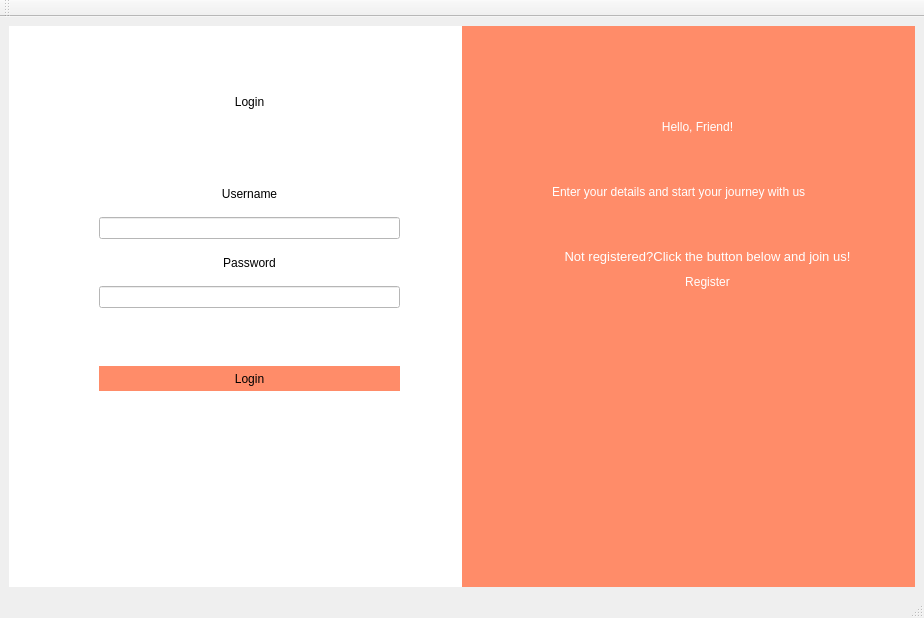
Above: stacked.ui from acordi96/ProgrammazioneDiSistema-SharedEditor-Client before the change. Below: the same form after it.
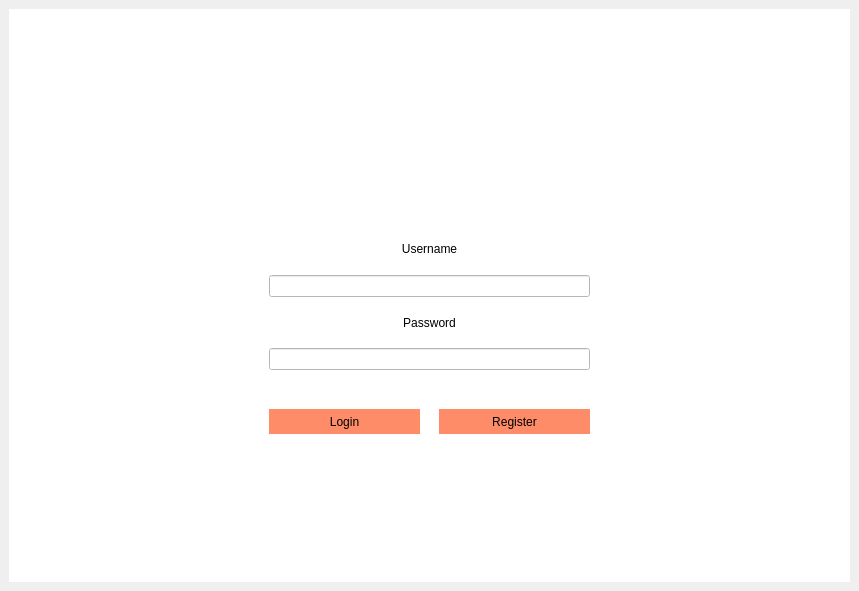
That is the form after the change. Icons and pictures are not drawn.

```diff
--- a/stacked.ui
+++ b/stacked.ui
@@ -6,10 +6,16 @@
    <rect>
     <x>0</x>
     <y>0</y>
-    <width>924</width>
-    <height>618</height>
+    <width>859</width>
+    <height>591</height>
    </rect>
   </property>
+  <property name="sizePolicy">
+   <sizepolicy hsizetype="Fixed" vsizetype="Fixed">
+    <horstretch>0</horstretch>
+    <verstretch>0</verstretch>
+   </sizepolicy>
+  </property>
   <property name="windowTitle">
    <string>MainWindow</string>
   </property>
@@ -20,10 +26,16 @@
       <property name="acceptDrops">
        <bool>false</bool>
       </property>
+      <property name="styleSheet">
+       <string notr="true"/>
+      </property>
       <property name="currentIndex">
        <number>0</number>
       </property>
       <widget class="QWidget" name="loginpage">
+       <property name="styleSheet">
+        <string notr="true">background-color: rgb(255, 255, 255);</string>
+       </property>
        <layout class="QHBoxLayout" name="horizontalLayout">
         <property name="spacing">
          <number>0</number>
@@ -45,6 +57,9 @@
           <property name="spacing">
            <number>0</number>
           </property>
+          <property name="leftMargin">
+           <number>0</number>
+          </property>
           <item>
            <widget class="QWidget" name="widget_3" native="true">
             <property name="autoFillBackground">
@@ -57,10 +72,10 @@
             <widget class="QWidget" name="verticalLayoutWidget">
              <property name="geometry">
               <rect>
-               <x>90</x>
-               <y>150</y>
-               <width>301</width>
-               <height>132</height>
+               <x>260</x>
+               <y>220</y>
+               <width>321</width>
+               <height>141</height>
               </rect>
              </property>
              <layout class="QVBoxLayout" name="verticalLayout_2">
@@ -96,31 +111,12 @@
               </item>
              </layout>
             </widget>
-            <widget class="QLabel" name="label_6">
-             <property name="geometry">
-              <rect>
-               <x>170</x>
-               <y>40</y>
-               <width>141</width>
-               <height>71</height>
-              </rect>
-             </property>
-             <property name="styleSheet">
-              <string notr="true">font: 75 18pt &quot;Waree&quot;;</string>
-             </property>
-             <property name="text">
-              <string>Login</string>
-             </property>
-             <property name="alignment">
-              <set>Qt::AlignCenter</set>
-             </property>
-            </widget>
             <widget class="QPushButton" name="loginButton">
              <property name="geometry">
               <rect>
-               <x>90</x>
-               <y>340</y>
-               <width>301</width>
+               <x>260</x>
+               <y>400</y>
+               <width>151</width>
                <height>25</height>
               </rect>
              </property>
@@ -225,6 +221,7 @@
 }
 QPushButton#loginButton:hover{
 	background-color: rgb(220,0,15);
+	text-decoration:underline;
 }</string>
              </property>
              <property name="text">
@@ -234,87 +231,26 @@
               <bool>false</bool>
              </property>
             </widget>
-           </widget>
-          </item>
-          <item>
-           <widget class="QWidget" name="widget_2" native="true">
-            <property name="cursor">
-             <cursorShape>ArrowCursor</cursorShape>
-            </property>
-            <property name="focusPolicy">
-             <enum>Qt::WheelFocus</enum>
-            </property>
-            <property name="layoutDirection">
-             <enum>Qt::LeftToRight</enum>
-            </property>
-            <property name="styleSheet">
-             <string notr="true">background-color: rgb(255, 140, 105);</string>
-            </property>
-            <widget class="QLabel" name="label">
+            <widget class="QWidget" name="widget_6" native="true">
              <property name="geometry">
               <rect>
-               <x>150</x>
-               <y>70</y>
-               <width>171</width>
-               <height>61</height>
+               <x>330</x>
+               <y>40</y>
+               <width>191</width>
+               <height>141</height>
               </rect>
              </property>
              <property name="styleSheet">
-              <string notr="true">font: 75 15pt &quot;Waree&quot;;
-color: rgb(255, 255, 255);</string>
-             </property>
-             <property name="text">
-              <string>Hello, Friend!</string>
-             </property>
-             <property name="alignment">
-              <set>Qt::AlignCenter</set>
-             </property>
-            </widget>
-            <widget class="QLabel" name="label_2">
-             <property name="geometry">
-              <rect>
-               <x>90</x>
-               <y>150</y>
-               <width>331</width>
-               <height>31</height>
-              </rect>
-             </property>
-             <property name="styleSheet">
-              <string notr="true">color: rgb(255, 255, 255);</string>
-             </property>
-             <property name="text">
-              <string>Enter your details and start your journey with us</string>
-             </property>
-            </widget>
-            <widget class="QLabel" name="label_3">
-             <property name="geometry">
-              <rect>
-               <x>90</x>
-               <y>200</y>
-               <width>311</width>
-               <height>61</height>
-              </rect>
-             </property>
-             <property name="styleSheet">
-              <string notr="true">color: rgb(255, 255, 255);</string>
-             </property>
-             <property name="text">
-              <string>&lt;html&gt;&lt;head/&gt;&lt;body&gt;&lt;p&gt;&lt;span style=&quot; font-size:10pt;&quot;&gt;Not registered?Click the button below and join us!&lt;/span&gt;&lt;/p&gt;&lt;/body&gt;&lt;/html&gt;</string>
-             </property>
-             <property name="textFormat">
-              <enum>Qt::RichText</enum>
-             </property>
-             <property name="alignment">
-              <set>Qt::AlignCenter</set>
+              <string notr="true">image: url(:/images/file-sharing.png);</string>
              </property>
             </widget>
             <widget class="QPushButton" name="reglogButton">
              <property name="geometry">
               <rect>
-               <x>160</x>
-               <y>240</y>
-               <width>171</width>
-               <height>31</height>
+               <x>430</x>
+               <y>400</y>
+               <width>151</width>
+               <height>25</height>
               </rect>
              </property>
              <property name="palette">
@@ -329,15 +265,6 @@
                   </color>
                  </brush>
                 </colorrole>
-                <colorrole role="ButtonText">
-                 <brush brushstyle="SolidPattern">
-                  <color alpha="255">
-                   <red>255</red>
-                   <green>255</green>
-                   <blue>255</blue>
-                  </color>
-                 </brush>
-                </colorrole>
                 <colorrole role="Base">
                  <brush brushstyle="SolidPattern">
                   <color alpha="255">
@@ -367,15 +294,6 @@
                   </color>
                  </brush>
                 </colorrole>
-                <colorrole role="ButtonText">
-                 <brush brushstyle="SolidPattern">
-                  <color alpha="255">
-                   <red>255</red>
-                   <green>255</green>
-                   <blue>255</blue>
-                  </color>
-                 </brush>
-                </colorrole>
                 <colorrole role="Base">
                  <brush brushstyle="SolidPattern">
                   <color alpha="255">
@@ -405,15 +323,6 @@
                   </color>
                  </brush>
                 </colorrole>
-                <colorrole role="ButtonText">
-                 <brush brushstyle="SolidPattern">
-                  <color alpha="255">
-                   <red>190</red>
-                   <green>190</green>
-                   <blue>190</blue>
-                  </color>
-                 </brush>
-                </colorrole>
                 <colorrole role="Base">
                  <brush brushstyle="SolidPattern">
                   <color alpha="255">
@@ -438,23 +347,21 @@
              <property name="cursor">
               <cursorShape>PointingHandCursor</cursorShape>
              </property>
-             <property name="focusPolicy">
-              <enum>Qt::NoFocus</enum>
-             </property>
              <property name="styleSheet">
-              <string notr="true">QPushButton#reglogButton:hover { 
-	text-decoration: underline;
-};
-</string>
+              <string notr="true">QPushButton#reglogButton {
+background-color: rgb(255,140,105);
+border: 1px;
+}
+QPushButton#reglogButton:hover{
+	background-color: rgb(220,0,15);
+	text-decoration:underline;
+}</string>
              </property>
              <property name="text">
               <string>Register</string>
              </property>
-             <property name="checkable">
-              <bool>false</bool>
-             </property>
              <property name="flat">
-              <bool>true</bool>
+              <bool>false</bool>
              </property>
             </widget>
            </widget>
@@ -464,18 +371,38 @@
        </layout>
       </widget>
       <widget class="QWidget" name="registration">
-       <widget class="QWidget" name="verticalLayoutWidget_2">
-        <property name="geometry">
-         <rect>
-          <x>60</x>
-          <y>10</y>
-          <width>741</width>
-          <height>521</height>
-         </rect>
+       <property name="sizePolicy">
+        <sizepolicy hsizetype="Expanding" vsizetype="Preferred">
+         <horstretch>0</horstretch>
+         <verstretch>0</verstretch>
+        </sizepolicy>
+       </property>
+       <property name="autoFillBackground">
+        <bool>false</bool>
+       </property>
+       <property name="styleSheet">
+        <string notr="true">background-color: rgb(255, 255, 255);</string>
         </property>
         <layout class="QVBoxLayout" name="verticalLayout_3">
          <item>
+         <layout class="QVBoxLayout" name="verticalLayout_4">
+          <property name="leftMargin">
+           <number>0</number>
+          </property>
+          <item>
           <widget class="QWidget" name="widget" native="true">
+            <property name="sizePolicy">
+             <sizepolicy hsizetype="Expanding" vsizetype="Expanding">
+              <horstretch>0</horstretch>
+              <verstretch>0</verstretch>
+             </sizepolicy>
+            </property>
+            <property name="layoutDirection">
+             <enum>Qt::LeftToRight</enum>
+            </property>
+            <property name="autoFillBackground">
+             <bool>false</bool>
+            </property>
            <property name="styleSheet">
             <string notr="true">background-color:white;
 </string>
@@ -483,8 +410,8 @@
            <widget class="QLabel" name="label_7">
             <property name="geometry">
              <rect>
-              <x>280</x>
-              <y>30</y>
+               <x>320</x>
+               <y>20</y>
               <width>181</width>
               <height>51</height>
              </rect>
@@ -502,36 +429,22 @@
            <widget class="QWidget" name="horizontalLayoutWidget">
             <property name="geometry">
              <rect>
-              <x>80</x>
+               <x>140</x>
               <y>90</y>
               <width>541</width>
               <height>281</height>
              </rect>
             </property>
             <layout class="QHBoxLayout" name="horizontalLayout_3">
-             <item>
-              <widget class="QWidget" name="widget_4" native="true">
-               <widget class="QGraphicsView" name="icon">
-                <property name="geometry">
-                 <rect>
-                  <x>70</x>
-                  <y>70</y>
-                  <width>111</width>
-                  <height>101</height>
-                 </rect>
-                </property>
-                <property name="styleSheet">
-                 <string notr="true">background-color: qlineargradient(spread:pad, x1:0, y1:0, x2:1, y2:0, stop:0 rgba(255, 0, 0, 255), stop:0.166 rgba(255, 255, 0, 255), stop:0.333 rgba(0, 255, 0, 255), stop:0.5 rgba(0, 255, 255, 255), stop:0.666 rgba(0, 0, 255, 255), stop:0.833 rgba(255, 0, 255, 255), stop:1 rgba(255, 0, 0, 255));</string>
-                </property>
-               </widget>
-              </widget>
-             </item>
              <item>
               <widget class="QWidget" name="widget_5" native="true">
+                <property name="styleSheet">
+                 <string notr="true"/>
+                </property>
                <widget class="QWidget" name="verticalLayoutWidget_3">
                 <property name="geometry">
                  <rect>
-                  <x>10</x>
+                   <x>280</x>
                   <y>10</y>
                   <width>251</width>
                   <height>261</height>
@@ -578,12 +491,16 @@
                   </widget>
                  </item>
                  <item>
-                  <widget class="QLineEdit" name="psw_line_form"/>
+                   <widget class="QLineEdit" name="psw_line_form">
+                    <property name="echoMode">
+                     <enum>QLineEdit::PasswordEchoOnEdit</enum>
+                    </property>
+                   </widget>
                  </item>
                  <item>
                   <widget class="QLabel" name="confpsw_label">
                    <property name="text">
-                    <string>Confrim Password</string>
+                     <string>Confirm Password</string>
                    </property>
                    <property name="alignment">
                     <set>Qt::AlignCenter</set>
@@ -591,10 +508,27 @@
                   </widget>
                  </item>
                  <item>
-                  <widget class="QLineEdit" name="confirm_psw_line"/>
+                   <widget class="QLineEdit" name="confirm_psw_line">
+                    <property name="echoMode">
+                     <enum>QLineEdit::PasswordEchoOnEdit</enum>
+                    </property>
+                   </widget>
                  </item>
                 </layout>
                </widget>
+                <widget class="QWidget" name="icon" native="true">
+                 <property name="geometry">
+                  <rect>
+                   <x>50</x>
+                   <y>40</y>
+                   <width>181</width>
+                   <height>171</height>
+                  </rect>
+                 </property>
+                 <property name="styleSheet">
+                  <string notr="true">image: url(:/images/photo_2020-09-22_17-58-05.jpg);</string>
+                 </property>
+                </widget>
               </widget>
              </item>
             </layout>
@@ -602,8 +536,8 @@
            <widget class="QPushButton" name="form_regButton">
             <property name="geometry">
              <rect>
-              <x>190</x>
-              <y>420</y>
+               <x>250</x>
+               <y>410</y>
               <width>331</width>
               <height>25</height>
              </rect>
@@ -627,7 +561,7 @@
            <widget class="QPushButton" name="form_cancButton">
             <property name="geometry">
              <rect>
-              <x>20</x>
+               <x>140</x>
               <y>40</y>
               <width>31</width>
               <height>25</height>
@@ -635,6 +569,7 @@
             </property>
             <property name="styleSheet">
              <string notr="true">QPushButton#form_cancButton{
+background-color: rgb(255,140,105);
 border: 1px;
 }
 QPushButton#form_cancButton:hover{
@@ -656,36 +591,12 @@
           </widget>
          </item>
         </layout>
-       </widget>
-      </widget>
-     </widget>
     </item>
    </layout>
   </widget>
-  <widget class="QMenuBar" name="menubar">
-   <property name="geometry">
-    <rect>
-     <x>0</x>
-     <y>0</y>
-     <width>924</width>
-     <height>22</height>
-    </rect>
-   </property>
-   <property name="nativeMenuBar">
-    <bool>true</bool>
-   </property>
-  </widget>
-  <widget class="QStatusBar" name="statusbar"/>
-  <widget class="QToolBar" name="toolBar">
-   <property name="windowTitle">
-    <string>toolBar</string>
-   </property>
-   <attribute name="toolBarArea">
-    <enum>TopToolBarArea</enum>
-   </attribute>
-   <attribute name="toolBarBreak">
-    <bool>false</bool>
-   </attribute>
+     </widget>
+    </item>
+   </layout>
   </widget>
  </widget>
  <resources>
```
Lines whose indentation alone changed are shown as unchanged.
